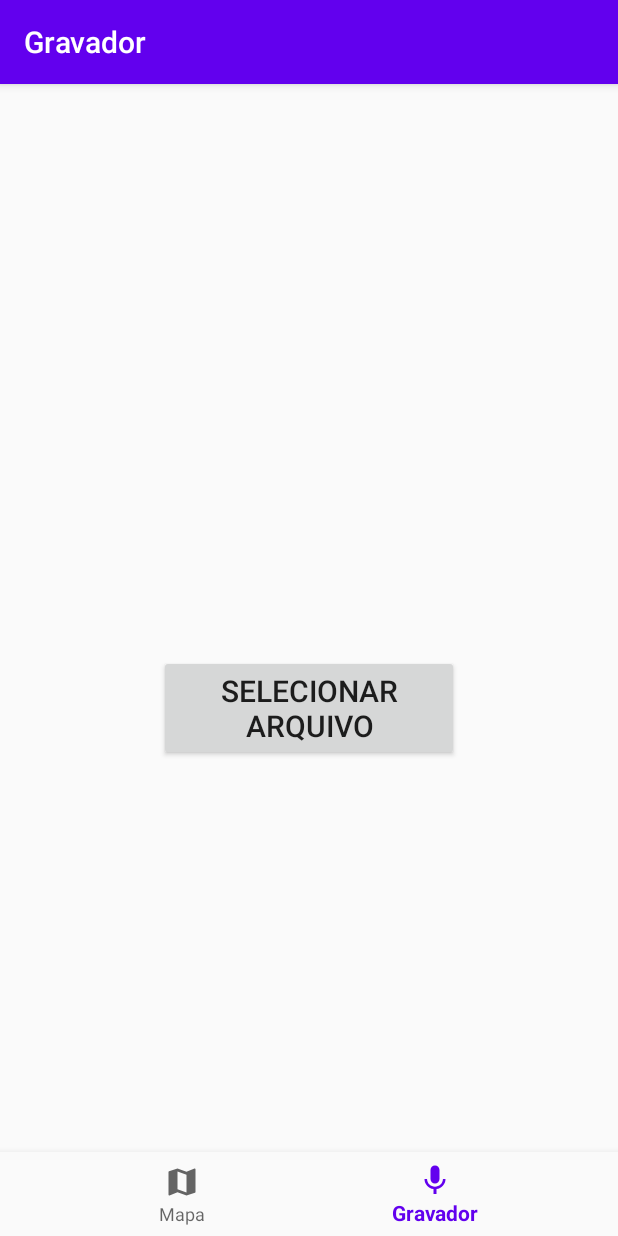
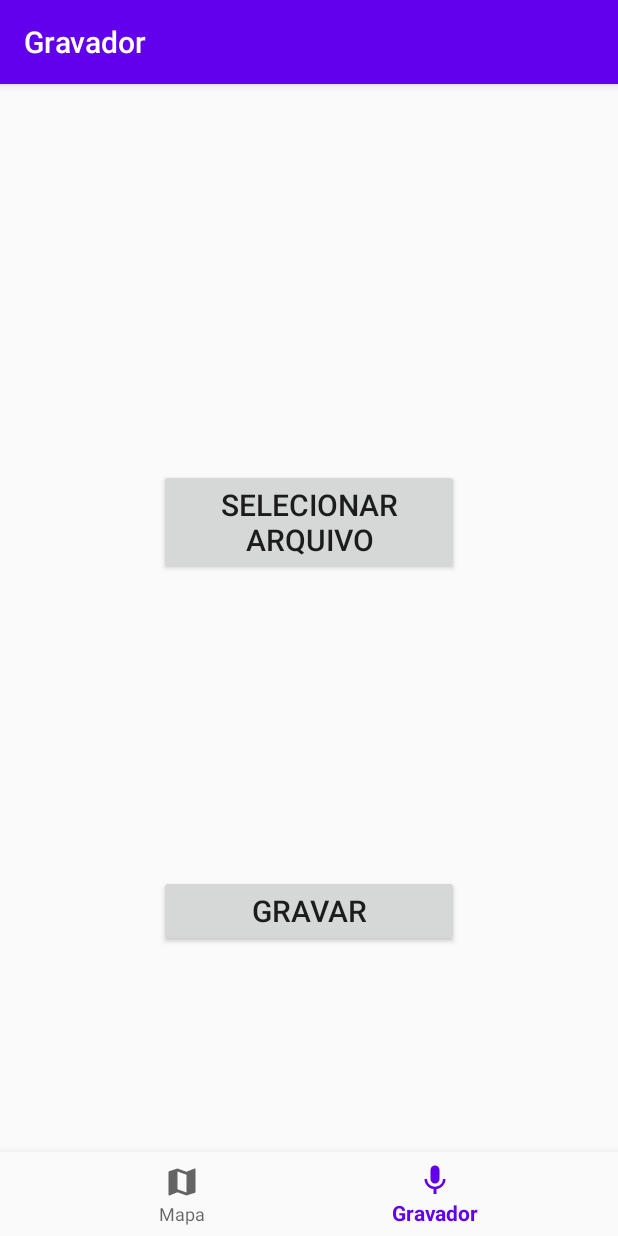
Before and after one commit to lucasronchetti/tg_aedes_detector, an Android app: the RecorderFragment screen opened through its navigation route, on a phone screen of 412 x 824 dp. Run offline under Robolectric (Android 15) with nearby library versions, the light colour scheme and no system bars; our stand-ins replace navigation-ui; libraries missing offline, so code that uses them is left out: cafe.adriel.androidaudioconverter; 4 statements that could not run were skipped.

Commit message:
Mic recording
Recording audio from microphone.

```diff
--- a/aedes_detector/app/src/main/AndroidManifest.xml
+++ b/aedes_detector/app/src/main/AndroidManifest.xml
@@ -20,6 +20,8 @@
         </activity>
     </application>
     <uses-permission android:name="android.permission.WRITE_EXTERNAL_STORAGE"/>
+    <uses-permission android:name="android.permission.READ_EXTERNAL_STORAGE"/>
+    <uses-permission android:name="android.permission.RECORD_AUDIO"/>
 
 
 </manifest>
--- a/aedes_detector/app/src/main/java/com/example/aedesdetector/ui/recorder/RecorderViewModel.kt
+++ b/aedes_detector/app/src/main/java/com/example/aedesdetector/ui/recorder/RecorderViewModel.kt
@@ -6,8 +6,5 @@ import androidx.lifecycle.ViewModel
 
 class RecorderViewModel : ViewModel() {
 
-    private val _text = MutableLiveData<String>().apply {
-        value = "Gravador aqui"
-    }
-    val text: LiveData<String> = _text
+
 }
--- a/aedes_detector/app/src/main/res/layout/fragment_recorder.xml
+++ b/aedes_detector/app/src/main/res/layout/fragment_recorder.xml
@@ -16,8 +16,23 @@
         android:textAlignment="center"
         android:textSize="20sp"
         android:text="Selecionar arquivo"
+        app:layout_constraintBottom_toTopOf="@id/record_button"
+        app:layout_constraintEnd_toEndOf="parent"
+        app:layout_constraintStart_toStartOf="parent"
+        app:layout_constraintTop_toTopOf="parent" />
+
+    <Button
+        android:id="@+id/record_button"
+        android:layout_width="200dp"
+        android:layout_height="wrap_content"
+        android:layout_marginStart="8dp"
+        android:layout_marginTop="8dp"
+        android:layout_marginEnd="8dp"
+        android:textAlignment="center"
+        android:textSize="20sp"
+        android:text="Gravar"
         app:layout_constraintBottom_toBottomOf="parent"
         app:layout_constraintEnd_toEndOf="parent"
         app:layout_constraintStart_toStartOf="parent"
-        app:layout_constraintTop_toTopOf="parent" />
+        app:layout_constraintTop_toBottomOf="@id/open_file_button" />
 </androidx.constraintlayout.widget.ConstraintLayout>
```
Also changed, not shown: aedes_detector/app/src/main/java/com/example/aedesdetector/ui/recorder/RecorderFragment.kt (+131 -0 lines).
